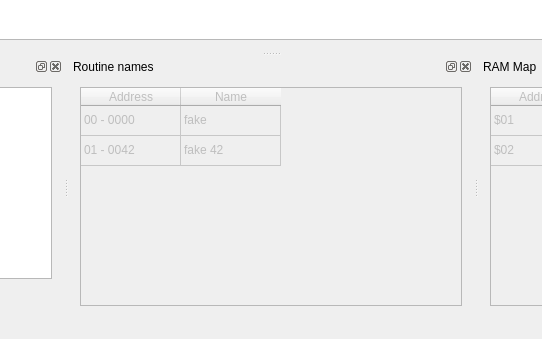
First picture: the form in wsnestracereader.ui, repository Skarsnik/SNESTraceReader, before the edit; both pictures show x 342 to 884 and y 311 to 650 of the 1226 by 650 pixel window.
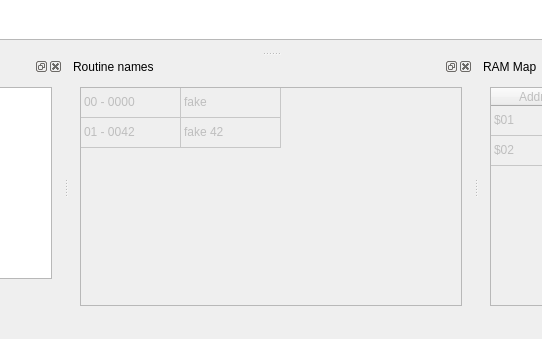
Second picture: the form after the edit. Custom widgets are drawn as their Qt base class.

```diff
--- a/wsnestracereader.ui
+++ b/wsnestracereader.ui
@@ -156,7 +156,7 @@
         <bool>false</bool>
        </property>
        <attribute name="horizontalHeaderVisible">
-        <bool>true</bool>
+        <bool>false</bool>
        </attribute>
        <attribute name="horizontalHeaderHighlightSections">
         <bool>true</bool>
```
Left out of the diff: 12 changed lines with no effect on the pictures.
